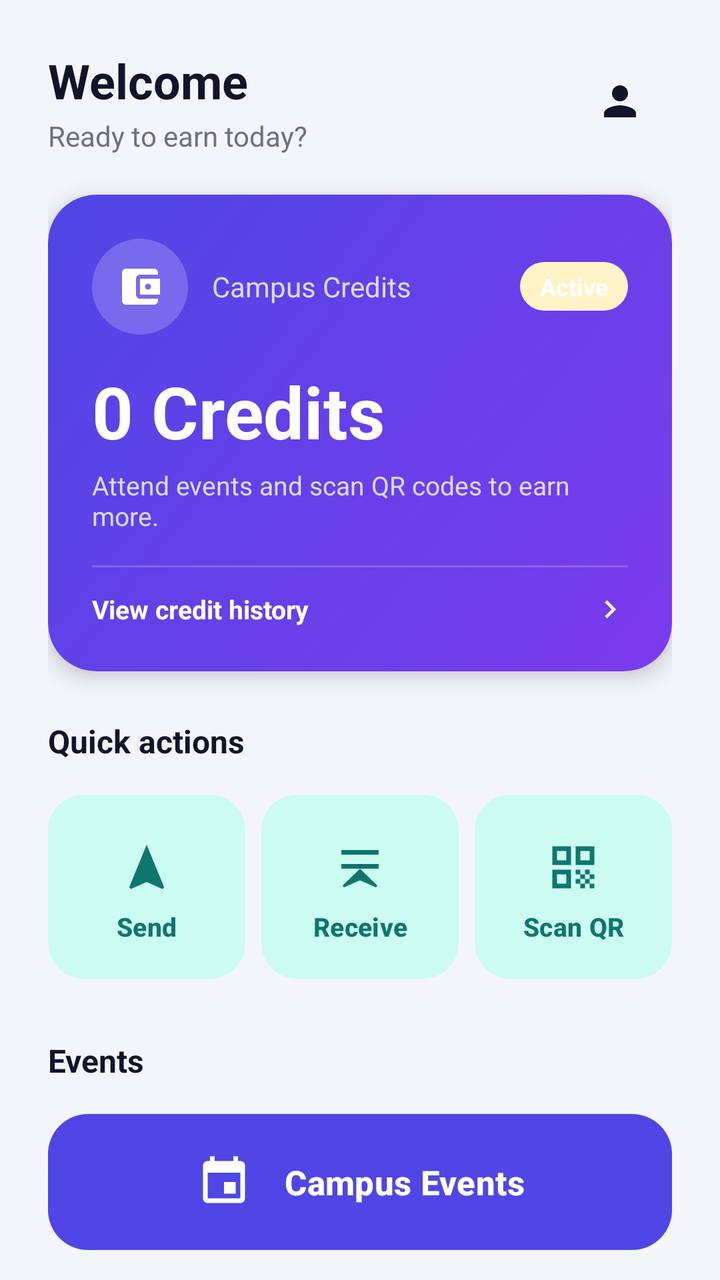
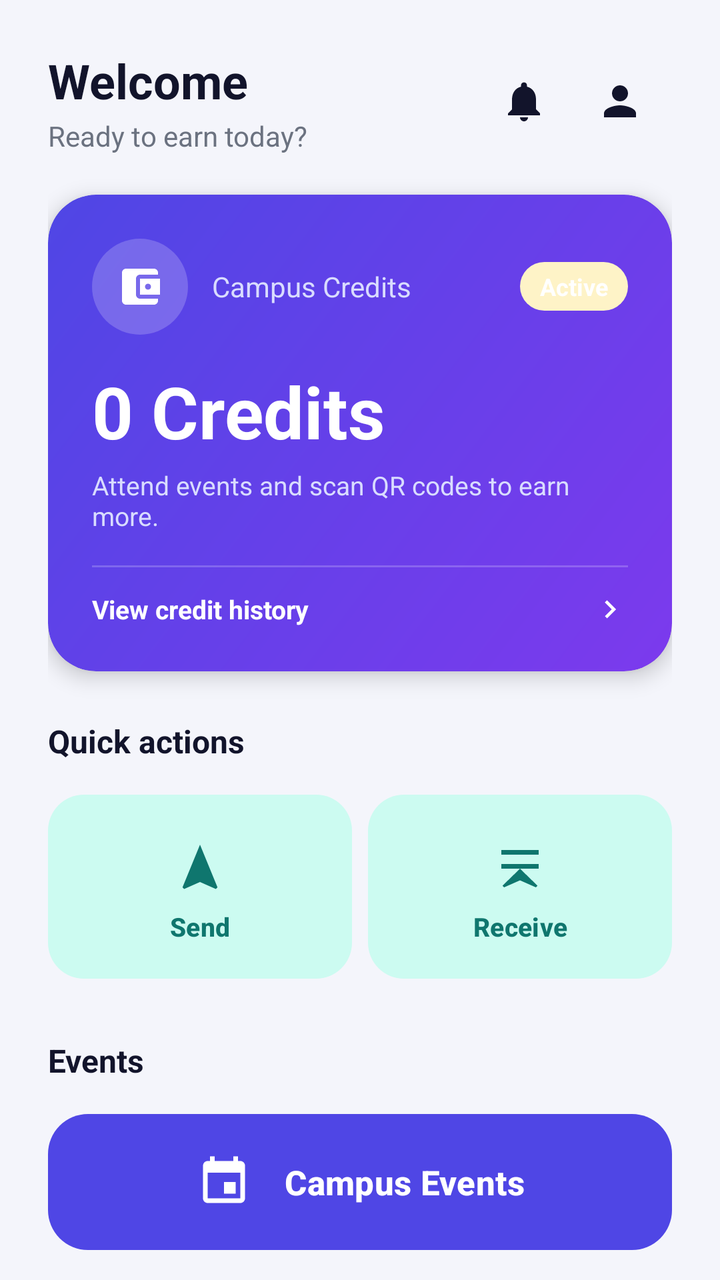

Screens rendered from an Android XML layout before and after an edit, with the pre-edit source and the edit as a unified diff.
<!-- AndroidManifest.xml: application theme Theme.CampusPay -->
<!-- res/layout/activity_dashboard.xml -->
<?xml version="1.0" encoding="utf-8"?>
<ScrollView xmlns:android="http://schemas.android.com/apk/res/android"
    xmlns:app="http://schemas.android.com/apk/res-auto"
    android:layout_width="match_parent"
    android:layout_height="match_parent"
    android:background="@color/background_light"
    android:fillViewport="true"
    android:scrollbars="none">

    <LinearLayout
        android:layout_width="match_parent"
        android:layout_height="wrap_content"
        android:orientation="vertical"
        android:padding="24dp">

        
        <LinearLayout
            android:layout_width="match_parent"
            android:layout_height="wrap_content"
            android:gravity="center_vertical"
            android:orientation="horizontal">

            <LinearLayout
                android:layout_width="0dp"
                android:layout_height="wrap_content"
                android:layout_weight="1"
                android:orientation="vertical">

                <TextView
                    android:id="@+id/tvWelcome"
                    android:layout_width="wrap_content"
                    android:layout_height="wrap_content"
                    android:text="Welcome"
                    android:textColor="@color/text_primary"
                    android:textSize="24sp"
                    android:textStyle="bold" />

                <TextView
                    android:layout_width="wrap_content"
                    android:layout_height="wrap_content"
                    android:layout_marginTop="2dp"
                    android:text="Ready to earn today?"
                    android:textColor="@color/text_secondary"
                    android:textSize="14sp" />
            </LinearLayout>

            <com.google.android.material.button.MaterialButton
                android:id="@+id/btnProfile"
                style="@style/Widget.Material3.Button.IconButton"
                android:layout_width="48dp"
                android:layout_height="48dp"
                android:contentDescription="Profile"
                android:insetLeft="0dp"
                android:insetRight="0dp"
                app:icon="@drawable/ic_profile"
                app:iconSize="24dp"
                app:iconTint="@color/text_primary" />
        </LinearLayout>

        
        <com.google.android.material.card.MaterialCardView
            android:id="@+id/cardWallet"
            android:layout_width="match_parent"
            android:layout_height="wrap_content"
            android:layout_marginTop="20dp"
            app:cardBackgroundColor="@android:color/transparent"
            app:cardCornerRadius="24dp"
            app:cardElevation="6dp"
            app:strokeWidth="0dp">

            <LinearLayout
                android:layout_width="match_parent"
                android:layout_height="wrap_content"
                android:background="@drawable/bg_balance_card"
                android:orientation="vertical"
                android:padding="22dp">

                <LinearLayout
                    android:layout_width="match_parent"
                    android:layout_height="wrap_content"
                    android:gravity="center_vertical"
                    android:orientation="horizontal">

                    <FrameLayout
                        android:layout_width="48dp"
                        android:layout_height="48dp"
                        android:background="@drawable/bg_icon_circle">

                        <ImageView
                            android:layout_width="24dp"
                            android:layout_height="24dp"
                            android:layout_gravity="center"
                            android:contentDescription="Wallet"
                            android:src="@drawable/ic_wallet"
                            app:tint="@android:color/white" />
                    </FrameLayout>

                    <TextView
                        android:id="@+id/tvBalanceLabel"
                        android:layout_width="0dp"
                        android:layout_height="wrap_content"
                        android:layout_marginStart="12dp"
                        android:layout_weight="1"
                        android:text="Campus Credits"
                        android:textColor="#D9DCFF"
                        android:textSize="14sp" />

                    <TextView
                        android:layout_width="wrap_content"
                        android:layout_height="wrap_content"
                        android:background="@drawable/bg_credits_pill"
                        android:paddingStart="10dp"
                        android:paddingEnd="10dp"
                        android:paddingTop="4dp"
                        android:paddingBottom="4dp"
                        android:text="Active"
                        android:textColor="@android:color/white"
                        android:textSize="12sp"
                        android:textStyle="bold" />
                </LinearLayout>

                <TextView
                    android:id="@+id/tvBalance"
                    android:layout_width="wrap_content"
                    android:layout_height="wrap_content"
                    android:layout_marginTop="14dp"
                    android:text="0 Credits"
                    android:textColor="@android:color/white"
                    android:textSize="36sp"
                    android:textStyle="bold" />

                <TextView
                    android:layout_width="wrap_content"
                    android:layout_height="wrap_content"
                    android:layout_marginTop="4dp"
                    android:text="Attend events and scan QR codes to earn more."
                    android:textColor="#D9DCFF"
                    android:textSize="13sp" />

                <View
                    android:layout_width="match_parent"
                    android:layout_height="1dp"
                    android:layout_marginTop="16dp"
                    android:background="#33FFFFFF" />

                <LinearLayout
                    android:layout_width="match_parent"
                    android:layout_height="wrap_content"
                    android:layout_marginTop="12dp"
                    android:gravity="center_vertical"
                    android:orientation="horizontal">

                    <TextView
                        android:layout_width="0dp"
                        android:layout_height="wrap_content"
                        android:layout_weight="1"
                        android:text="View credit history"
                        android:textColor="@android:color/white"
                        android:textSize="13sp"
                        android:textStyle="bold" />

                    <ImageView
                        android:layout_width="18dp"
                        android:layout_height="18dp"
                        android:contentDescription="View credit history"
                        android:src="@drawable/ic_chevron_right"
                        app:tint="@android:color/white" />
                </LinearLayout>
            </LinearLayout>
        </com.google.android.material.card.MaterialCardView>

        
        <TextView
            android:layout_width="wrap_content"
            android:layout_height="wrap_content"
            android:layout_marginTop="24dp"
            android:text="Quick actions"
            android:textColor="@color/text_primary"
            android:textSize="16sp"
            android:textStyle="bold" />

        <LinearLayout
            android:layout_width="match_parent"
            android:layout_height="wrap_content"
            android:layout_marginTop="12dp"
            android:orientation="horizontal"
            android:weightSum="3">

            <com.google.android.material.button.MaterialButton
                android:id="@+id/btnSendMoney"
                style="@style/Widget.CampusPay.QuickAction"
                android:layout_width="0dp"
                android:layout_height="wrap_content"
                android:layout_marginEnd="8dp"
                android:layout_weight="1"
                android:text="Send"
                app:icon="@drawable/ic_send" />

            <com.google.android.material.button.MaterialButton
                android:id="@+id/btnReceiveMoney"
                style="@style/Widget.CampusPay.QuickAction"
                android:layout_width="0dp"
                android:layout_height="wrap_content"
                android:layout_marginEnd="8dp"
                android:layout_weight="1"
                android:text="Receive"
                app:icon="@drawable/ic_receive" />

            <com.google.android.material.button.MaterialButton
                android:id="@+id/btnScanQR"
                style="@style/Widget.CampusPay.QuickAction"
                android:layout_width="0dp"
                android:layout_height="wrap_content"
                android:layout_weight="1"
                android:text="Scan QR"
                app:icon="@drawable/ic_qr" />
        </LinearLayout>

        
        <TextView
            android:layout_width="wrap_content"
            android:layout_height="wrap_content"
            android:layout_marginTop="26dp"
            android:text="Events"
            android:textColor="@color/text_primary"
            android:textSize="16sp"
            android:textStyle="bold" />

        
        <com.google.android.material.button.MaterialButton
            android:id="@+id/btnEvents"
            style="@style/Widget.CampusPay.FeaturedAction"
            android:layout_width="match_parent"
            android:layout_height="wrap_content"
            android:layout_marginTop="12dp"
            android:text="Campus Events"
            app:icon="@drawable/ic_event" />

        
        <com.google.android.material.card.MaterialCardView
            style="@style/Widget.CampusPay.Card"
            android:layout_width="match_parent"
            android:layout_height="wrap_content"
            android:layout_marginTop="12dp">

            <com.google.android.material.button.MaterialButton
                android:id="@+id/btnMyEvents"
                style="@style/Widget.CampusPay.RowAction"
                android:layout_width="match_parent"
                android:layout_height="wrap_content"
                android:text="My Events"
                app:icon="@drawable/ic_event" />
        </com.google.android.material.card.MaterialCardView>

        <com.google.android.material.button.MaterialButton
            android:id="@+id/btnLogout"
            style="@style/Widget.CampusPay.Button.Outlined"
            android:layout_width="match_parent"
            android:layout_height="wrap_content"
            android:layout_marginTop="20dp"
            android:text="Logout"
            app:icon="@drawable/ic_logout" />

    </LinearLayout>
</ScrollView>
<!-- resources referenced by this layout -->
<resources>
  <color name="background_light">#F4F5FB</color>
  <color name="text_primary">#12142B</color>
  <color name="text_secondary">#6B7280</color>
  <!-- drawable bg_balance_card (drawable) -->
  <?xml version="1.0" encoding="utf-8"?>
  <shape xmlns:android="http://schemas.android.com/apk/res/android"
      android:shape="rectangle">
      <corners android:radius="24dp" />
      <gradient
          android:angle="315"
          android:startColor="@color/gradient_start"
          android:endColor="@color/gradient_end"
          android:type="linear" />
  </shape>
  <!-- drawable bg_credits_pill (drawable) -->
  <?xml version="1.0" encoding="utf-8"?>
  <shape xmlns:android="http://schemas.android.com/apk/res/android"
      android:shape="rectangle">
      <corners android:radius="100dp" />
      <solid android:color="@color/credits_gold_container" />
  </shape>
  <!-- drawable bg_icon_circle (drawable) -->
  <?xml version="1.0" encoding="utf-8"?>
  <shape xmlns:android="http://schemas.android.com/apk/res/android"
      android:shape="oval">
      <solid android:color="#33FFFFFF" />
  </shape>
  <!-- drawable ic_chevron_right (drawable) -->
  <vector xmlns:android="http://schemas.android.com/apk/res/android"
      android:width="24dp"
      android:height="24dp"
      android:viewportWidth="24"
      android:viewportHeight="24">
      <path
          android:fillColor="@android:color/white"
          android:pathData="M10,6L8.59,7.41 13.17,12l-4.58,4.59L10,18l6,-6z" />
  </vector>
  <!-- drawable ic_logout (drawable) -->
  <vector xmlns:android="http://schemas.android.com/apk/res/android"
      android:width="24dp"
      android:height="24dp"
      android:viewportWidth="24"
      android:viewportHeight="24">
      <path
          android:fillColor="@android:color/white"
          android:pathData="M17,7l-1.41,1.41L18.17,11H8v2h10.17l-2.58,2.58L17,17l5,-5zM4,5h8V3H4c-1.1,0 -2,0.9 -2,2v14c0,1.1 0.9,2 2,2h8v-2H4V5z" />
  </vector>
  <!-- drawable ic_receive (drawable) -->
  <vector xmlns:android="http://schemas.android.com/apk/res/android"
      android:width="24dp"
      android:height="24dp"
      android:viewportWidth="24"
      android:viewportHeight="24">
      <path
          android:fillColor="@android:color/white"
          android:pathData="M20,4H4v2h16V4zM20,10H4v2h16v-2zM12,12L4.5,19.29l0.71,0.71L12,17l6.79,3 0.71,-0.71L12,12z" />
  </vector>
  <!-- drawable ic_send (drawable) -->
  <vector xmlns:android="http://schemas.android.com/apk/res/android"
      android:width="24dp"
      android:height="24dp"
      android:viewportWidth="24"
      android:viewportHeight="24">
      <path
          android:fillColor="@android:color/white"
          android:pathData="M12,2L4.5,20.29l0.71,0.71L12,18l6.79,3 0.71,-0.71L12,2z" />
  </vector>
  <style name="Widget.CampusPay.Button.Outlined" parent="Widget.Material3.Button.OutlinedButton">
          <item name="cornerRadius">16dp</item>
          <item name="android:minHeight">56dp</item>
          <item name="android:textSize">16sp</item>
          <item name="android:textStyle">bold</item>
      </style>
  <style name="Widget.CampusPay.Card" parent="Widget.Material3.CardView.Elevated">
          <item name="cardCornerRadius">20dp</item>
          <item name="cardElevation">2dp</item>
          <item name="cardBackgroundColor">@color/surface_light</item>
      </style>
  <style name="Theme.CampusPay" parent="Base.Theme.CampusPay" />
  <color name="gradient_start">#4F46E5</color>
  <color name="gradient_end">#7C3AED</color>
  <color name="credits_gold_container">#FEF3C7</color>
  <color name="surface_light">#FFFFFF</color>
  <color name="brand_primary">#4F46E5</color>
  <color name="white">#FFFFFFFF</color>
  <color name="brand_primary_container">#E0E7FF</color>
  <color name="brand_primary_dark">#3730A3</color>
  <color name="brand_secondary">#14B8A6</color>
  <color name="brand_secondary_container">#CCFBF1</color>
  <color name="brand_secondary_dark">#0F766E</color>
  <color name="outline_light">#D1D5DB</color>
  <color name="divider">#E5E7EB</color>
  <!-- unchanged entries left out for length: 8 -->
</resources>

<!-- the commit's change to res/layout/activity_dashboard.xml (unified diff, before → after) -->
@@ -43,6 +43,18 @@
                     android:textColor="@color/text_secondary"
                     android:textSize="14sp" />
             </LinearLayout>
+
+            <com.google.android.material.button.MaterialButton
+                android:id="@+id/btnNotifications"
+                style="@style/Widget.Material3.Button.IconButton"
+                android:layout_width="48dp"
+                android:layout_height="48dp"
+                android:contentDescription="Notifications"
+                android:insetLeft="0dp"
+                android:insetRight="0dp"
+                app:icon="@drawable/ic_bell"
+                app:iconSize="24dp"
+                app:iconTint="@color/text_primary" />
 
             <com.google.android.material.button.MaterialButton
                 android:id="@+id/btnProfile"
@@ -184,7 +196,7 @@
             android:layout_height="wrap_content"
             android:layout_marginTop="12dp"
             android:orientation="horizontal"
-            android:weightSum="3">
+            android:weightSum="2">
 
             <com.google.android.material.button.MaterialButton
                 android:id="@+id/btnSendMoney"
@@ -201,11 +213,11 @@
                 style="@style/Widget.CampusPay.QuickAction"
                 android:layout_width="0dp"
                 android:layout_height="wrap_content"
-                android:layout_marginEnd="8dp"
                 android:layout_weight="1"
                 android:text="Receive"
                 app:icon="@drawable/ic_receive" />
 
+            
             <com.google.android.material.button.MaterialButton
                 android:id="@+id/btnScanQR"
                 style="@style/Widget.CampusPay.QuickAction"
@@ -213,6 +225,7 @@
                 android:layout_height="wrap_content"
                 android:layout_weight="1"
                 android:text="Scan QR"
+                android:visibility="gone"
                 app:icon="@drawable/ic_qr" />
         </LinearLayout>
 
@@ -237,7 +250,18 @@
             app:icon="@drawable/ic_event" />
 
         
+        <com.google.android.material.button.MaterialButton
+            android:id="@+id/btnMarketplace"
+            style="@style/Widget.CampusPay.FeaturedAction"
+            android:layout_width="match_parent"
+            android:layout_height="wrap_content"
+            android:layout_marginTop="12dp"
+            android:text="Campus Marketplace"
+            app:icon="@drawable/ic_wallet" />
+
+        
         <com.google.android.material.card.MaterialCardView
+            android:id="@+id/cardMyEvents"
             style="@style/Widget.CampusPay.Card"
             android:layout_width="match_parent"
             android:layout_height="wrap_content"
@@ -252,14 +276,5 @@
                 app:icon="@drawable/ic_event" />
         </com.google.android.material.card.MaterialCardView>
 
-        <com.google.android.material.button.MaterialButton
-            android:id="@+id/btnLogout"
-            style="@style/Widget.CampusPay.Button.Outlined"
-            android:layout_width="match_parent"
-            android:layout_height="wrap_content"
-            android:layout_marginTop="20dp"
-            android:text="Logout"
-            app:icon="@drawable/ic_logout" />
-
     </LinearLayout>
 </ScrollView>
<!-- resource entries referenced after the edit -->
@@ -27,6 +27,16 @@
       android:shape="oval">
       <solid android:color="#33FFFFFF" />
   </shape>
+  <!-- drawable ic_bell (drawable) -->
+  <vector xmlns:android="http://schemas.android.com/apk/res/android"
+      android:width="24dp"
+      android:height="24dp"
+      android:viewportWidth="24"
+      android:viewportHeight="24">
+      <path
+          android:fillColor="@android:color/white"
+          android:pathData="M12,22c1.1,0 2,-0.9 2,-2h-4c0,1.1 0.89,2 2,2zM18,16v-5c0,-3.07 -1.64,-5.64 -4.5,-6.32V4c0,-0.83 -0.67,-1.5 -1.5,-1.5S10.5,3.17 10.5,4v0.68C7.63,5.36 6,7.92 6,11v5l-2,2v1h16v-1l-2,-2z" />
+  </vector>
   <!-- drawable ic_chevron_right (drawable) -->
   <vector xmlns:android="http://schemas.android.com/apk/res/android"
       android:width="24dp"
@@ -36,16 +46,6 @@
       <path
           android:fillColor="@android:color/white"
           android:pathData="M10,6L8.59,7.41 13.17,12l-4.58,4.59L10,18l6,-6z" />
-  </vector>
-  <!-- drawable ic_logout (drawable) -->
-  <vector xmlns:android="http://schemas.android.com/apk/res/android"
-      android:width="24dp"
-      android:height="24dp"
-      android:viewportWidth="24"
-      android:viewportHeight="24">
-      <path
-          android:fillColor="@android:color/white"
-          android:pathData="M17,7l-1.41,1.41L18.17,11H8v2h10.17l-2.58,2.58L17,17l5,-5zM4,5h8V3H4c-1.1,0 -2,0.9 -2,2v14c0,1.1 0.9,2 2,2h8v-2H4V5z" />
   </vector>
   <!-- drawable ic_receive (drawable) -->
   <vector xmlns:android="http://schemas.android.com/apk/res/android"
@@ -67,12 +67,6 @@
           android:fillColor="@android:color/white"
           android:pathData="M12,2L4.5,20.29l0.71,0.71L12,18l6.79,3 0.71,-0.71L12,2z" />
   </vector>
-  <style name="Widget.CampusPay.Button.Outlined" parent="Widget.Material3.Button.OutlinedButton">
-          <item name="cornerRadius">16dp</item>
-          <item name="android:minHeight">56dp</item>
-          <item name="android:textSize">16sp</item>
-          <item name="android:textStyle">bold</item>
-      </style>
   <style name="Widget.CampusPay.Card" parent="Widget.Material3.CardView.Elevated">
           <item name="cardCornerRadius">20dp</item>
           <item name="cardElevation">2dp</item>
